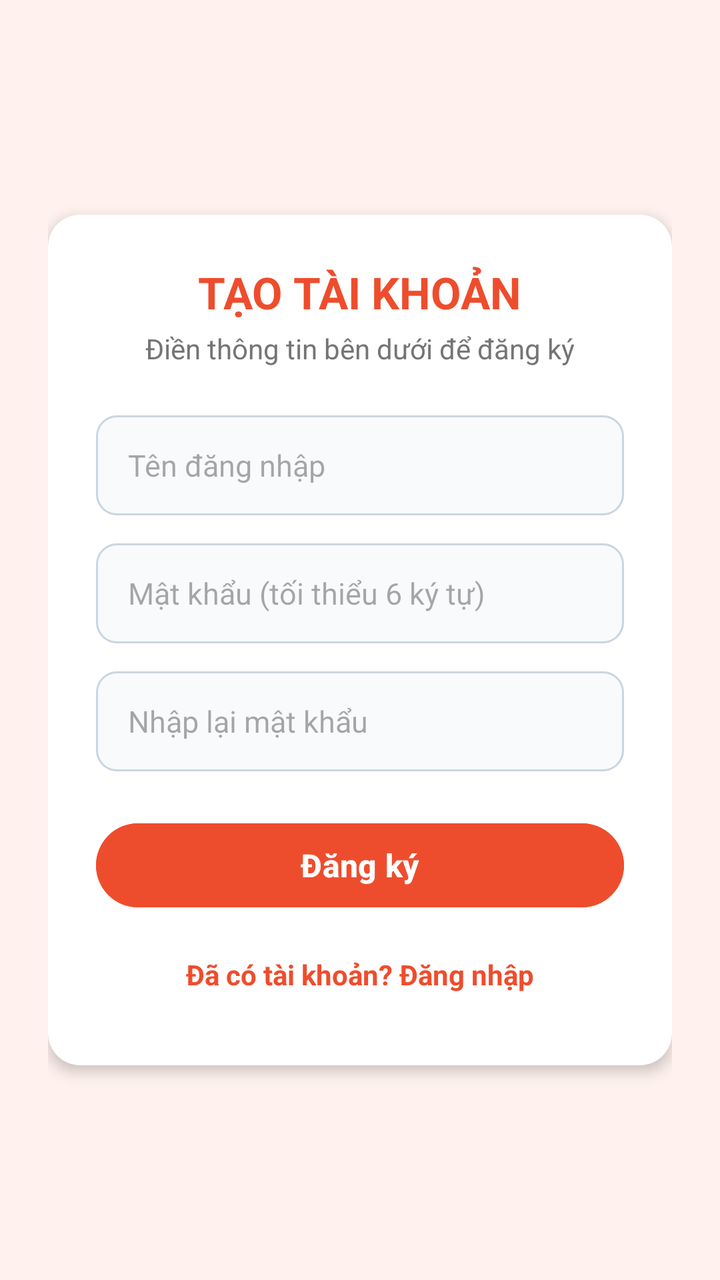
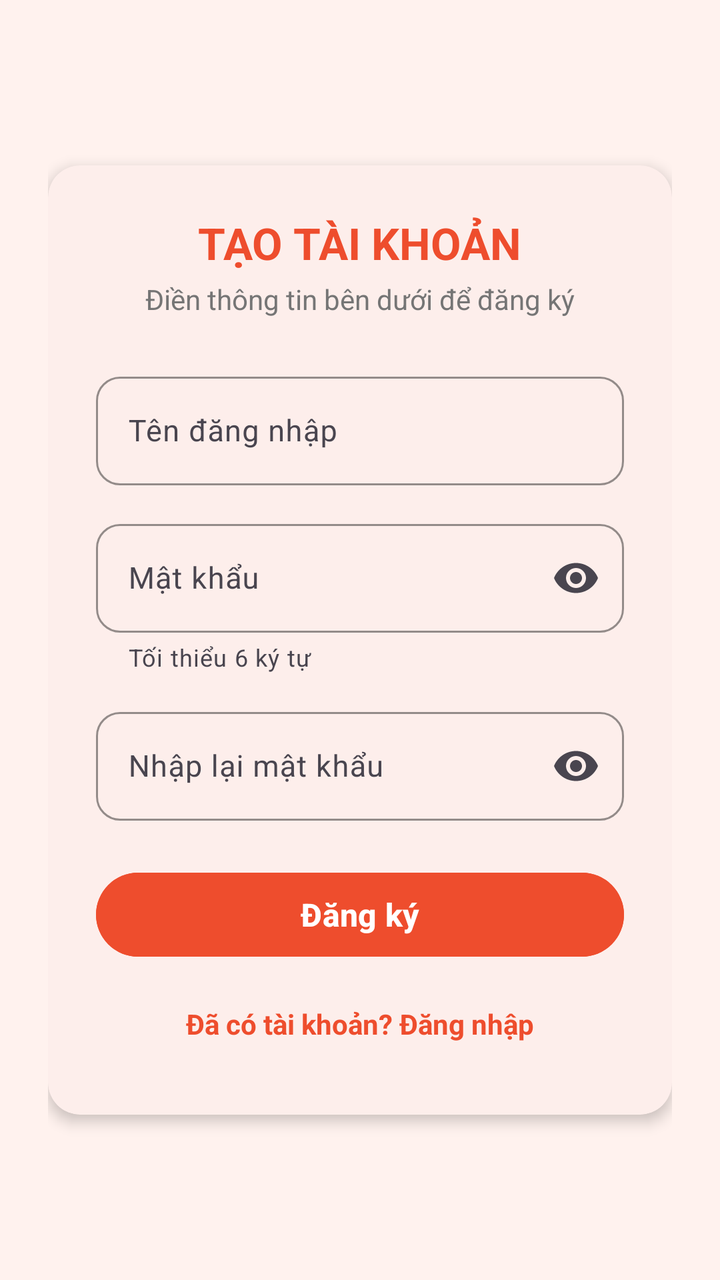

Compare the two renders of this Android layout. The source of the first and the diff that turns it into the second are given below.
<!-- AndroidManifest.xml: application theme Theme.LoginPage -->
<!-- res/layout/activity_register.xml -->
<?xml version="1.0" encoding="utf-8"?>
<LinearLayout xmlns:android="http://schemas.android.com/apk/res/android"
    xmlns:app="http://schemas.android.com/apk/res-auto"
    xmlns:tools="http://schemas.android.com/tools"
    android:id="@+id/main"
    android:layout_width="match_parent"
    android:layout_height="match_parent"
    android:orientation="vertical"
    android:gravity="center"
    android:background="#FFF2EE"
    android:padding="24dp"
    tools:context=".RegisterActivity">

    <androidx.cardview.widget.CardView
        android:layout_width="match_parent"
        android:layout_height="wrap_content"
        app:cardCornerRadius="16dp"
        app:cardElevation="4dp"
        app:cardBackgroundColor="#FFFFFF">

        <LinearLayout
            android:layout_width="match_parent"
            android:layout_height="wrap_content"
            android:orientation="vertical"
            android:gravity="center_horizontal"
            android:padding="24dp">

            <TextView
                android:layout_width="wrap_content"
                android:layout_height="wrap_content"
                android:text="TẠO TÀI KHOẢN"
                android:textSize="22sp"
                android:textStyle="bold"
                android:textColor="#EE4D2D" />

            <TextView
                android:layout_width="wrap_content"
                android:layout_height="wrap_content"
                android:text="Điền thông tin bên dưới để đăng ký"
                android:textSize="14sp"
                android:textColor="#757575"
                android:layout_marginTop="4dp"
                android:layout_marginBottom="24dp" />

            <EditText
                android:id="@+id/edtRegUsername"
                android:layout_width="match_parent"
                android:layout_height="50dp"
                android:background="@drawable/bg_input"
                android:hint="Tên đăng nhập"
                android:paddingHorizontal="16dp"
                android:inputType="text"
                android:textSize="15sp"
                android:layout_marginBottom="14dp" />

            <EditText
                android:id="@+id/edtRegPassword"
                android:layout_width="match_parent"
                android:layout_height="50dp"
                android:background="@drawable/bg_input"
                android:hint="Mật khẩu (tối thiểu 6 ký tự)"
                android:paddingHorizontal="16dp"
                android:inputType="textPassword"
                android:textSize="15sp"
                android:layout_marginBottom="14dp" />

            <EditText
                android:id="@+id/edtRegConfirm"
                android:layout_width="match_parent"
                android:layout_height="50dp"
                android:background="@drawable/bg_input"
                android:hint="Nhập lại mật khẩu"
                android:paddingHorizontal="16dp"
                android:inputType="textPassword"
                android:textSize="15sp"
                android:layout_marginBottom="22dp" />

            <Button
                android:id="@+id/btnRegister"
                android:layout_width="match_parent"
                android:layout_height="50dp"
                android:text="Đăng ký"
                android:textSize="16sp"
                android:textStyle="bold"
                android:textColor="#FFFFFF"
                android:backgroundTint="#EE4D2D" />

            <TextView
                android:id="@+id/tvBackLogin"
                android:layout_width="wrap_content"
                android:layout_height="wrap_content"
                android:text="Đã có tài khoản? Đăng nhập"
                android:textColor="#EE4D2D"
                android:textStyle="bold"
                android:padding="12dp"
                android:layout_marginTop="8dp" />

        </LinearLayout>
    </androidx.cardview.widget.CardView>

</LinearLayout>
<!-- resources referenced by this layout -->
<resources>
  <!-- drawable bg_input (drawable) -->
  <?xml version="1.0" encoding="utf-8"?>
  <shape xmlns:android="http://schemas.android.com/apk/res/android"
      android:shape="rectangle">
      <solid android:color="#F8FAFC" />
      <stroke
          android:width="1dp"
          android:color="#CBD5E1" />
      <corners android:radius="10dp" />
  </shape>
  <style name="Theme.LoginPage" parent="Base.Theme.LoginPage" />
  <style name="Base.Theme.LoginPage" parent="Theme.Material3.DayNight.NoActionBar">
          
          
      </style>
</resources>

<!-- the commit's change to res/layout/activity_register.xml (unified diff, before → after) -->
@@ -7,16 +7,16 @@
     android:layout_height="match_parent"
     android:orientation="vertical"
     android:gravity="center"
-    android:background="#FFF2EE"
+    android:background="@color/shopee_orange_light"
     android:padding="24dp"
-    tools:context=".RegisterActivity">
+    tools:context=".ui.auth.RegisterActivity">
 
-    <androidx.cardview.widget.CardView
+    <com.google.android.material.card.MaterialCardView style="@style/AppCard"
         android:layout_width="match_parent"
         android:layout_height="wrap_content"
         app:cardCornerRadius="16dp"
         app:cardElevation="4dp"
-        app:cardBackgroundColor="#FFFFFF">
+        app:cardBackgroundColor="@color/white">
 
         <LinearLayout
             android:layout_width="match_parent"
@@ -31,49 +31,73 @@
                 android:text="TẠO TÀI KHOẢN"
                 android:textSize="22sp"
                 android:textStyle="bold"
-                android:textColor="#EE4D2D" />
+                android:textColor="@color/shopee_orange" />
 
             <TextView
                 android:layout_width="wrap_content"
                 android:layout_height="wrap_content"
                 android:text="Điền thông tin bên dưới để đăng ký"
                 android:textSize="14sp"
-                android:textColor="#757575"
+                android:textColor="@color/text_secondary"
                 android:layout_marginTop="4dp"
                 android:layout_marginBottom="24dp" />
 
-            <EditText
-                android:id="@+id/edtRegUsername"
+            <com.google.android.material.textfield.TextInputLayout
+                android:id="@+id/usernameInputLayout"
+                style="@style/AuthTextInputLayout"
                 android:layout_width="match_parent"
-                android:layout_height="50dp"
-                android:background="@drawable/bg_input"
-                android:hint="Tên đăng nhập"
-                android:paddingHorizontal="16dp"
-                android:inputType="text"
-                android:textSize="15sp"
-                android:layout_marginBottom="14dp" />
+                android:layout_height="wrap_content"
+                android:layout_marginBottom="14dp"
+                android:hint="Tên đăng nhập">
 
-            <EditText
-                android:id="@+id/edtRegPassword"
+                <com.google.android.material.textfield.TextInputEditText
+                    android:id="@+id/edtRegUsername"
+                    android:layout_width="match_parent"
+                    android:layout_height="wrap_content"
+                    android:inputType="text"
+                    android:singleLine="true"
+                    android:textSize="15sp"
+                    android:autofillHints="username" />
+            </com.google.android.material.textfield.TextInputLayout>
+
+            <com.google.android.material.textfield.TextInputLayout
+                android:id="@+id/passwordInputLayout"
+                style="@style/AuthTextInputLayout"
                 android:layout_width="match_parent"
-                android:layout_height="50dp"
-                android:background="@drawable/bg_input"
-                android:hint="Mật khẩu (tối thiểu 6 ký tự)"
-                android:paddingHorizontal="16dp"
-                android:inputType="textPassword"
-                android:textSize="15sp"
-                android:layout_marginBottom="14dp" />
+                android:layout_height="wrap_content"
+                android:layout_marginBottom="14dp"
+                android:hint="Mật khẩu"
+                app:helperText="Tối thiểu 6 ký tự"
+                app:endIconMode="password_toggle">
 
-            <EditText
-                android:id="@+id/edtRegConfirm"
+                <com.google.android.material.textfield.TextInputEditText
+                    android:id="@+id/edtRegPassword"
+                    android:layout_width="match_parent"
+                    android:layout_height="wrap_content"
+                    android:inputType="textPassword"
+                    android:singleLine="true"
+                    android:textSize="15sp"
+                    android:autofillHints="newPassword" />
+            </com.google.android.material.textfield.TextInputLayout>
+
+            <com.google.android.material.textfield.TextInputLayout
+                android:id="@+id/confirmInputLayout"
+                style="@style/AuthTextInputLayout"
                 android:layout_width="match_parent"
-                android:layout_height="50dp"
-                android:background="@drawable/bg_input"
+                android:layout_height="wrap_content"
+                android:layout_marginBottom="22dp"
                 android:hint="Nhập lại mật khẩu"
-                android:paddingHorizontal="16dp"
-                android:inputType="textPassword"
-                android:textSize="15sp"
-                android:layout_marginBottom="22dp" />
+                app:endIconMode="password_toggle">
+
+                <com.google.android.material.textfield.TextInputEditText
+                    android:id="@+id/edtRegConfirm"
+                    android:layout_width="match_parent"
+                    android:layout_height="wrap_content"
+                    android:inputType="textPassword"
+                    android:singleLine="true"
+                    android:textSize="15sp"
+                    android:autofillHints="newPassword" />
+            </com.google.android.material.textfield.TextInputLayout>
 
             <Button
                 android:id="@+id/btnRegister"
@@ -82,20 +106,20 @@
                 android:text="Đăng ký"
                 android:textSize="16sp"
                 android:textStyle="bold"
-                android:textColor="#FFFFFF"
-                android:backgroundTint="#EE4D2D" />
+                android:textColor="@color/white"
+                android:backgroundTint="@color/shopee_orange" />
 
             <TextView
                 android:id="@+id/tvBackLogin"
                 android:layout_width="wrap_content"
                 android:layout_height="wrap_content"
                 android:text="Đã có tài khoản? Đăng nhập"
-                android:textColor="#EE4D2D"
+                android:textColor="@color/shopee_orange"
                 android:textStyle="bold"
                 android:padding="12dp"
                 android:layout_marginTop="8dp" />
 
         </LinearLayout>
-    </androidx.cardview.widget.CardView>
+    </com.google.android.material.card.MaterialCardView>
 
 </LinearLayout>
<!-- resource entries referenced after the edit -->
@@ -1,19 +1,28 @@
 <!-- resources referenced by this layout -->
 <resources>
-  <!-- drawable bg_input (drawable) -->
-  <?xml version="1.0" encoding="utf-8"?>
-  <shape xmlns:android="http://schemas.android.com/apk/res/android"
-      android:shape="rectangle">
-      <solid android:color="#F8FAFC" />
-      <stroke
-          android:width="1dp"
-          android:color="#CBD5E1" />
-      <corners android:radius="10dp" />
-  </shape>
+  <color name="shopee_orange">#EE4D2D</color>
+  <color name="shopee_orange_light">#FFF2EE</color>
+  <color name="text_secondary">#757575</color>
+  <color name="white">#FFFFFFFF</color>
+  <style name="AppCard" parent="Widget.Material3.CardView.Elevated">
+          <item name="cardBackgroundColor">@color/white</item>
+          <item name="cardCornerRadius">12dp</item>
+          <item name="cardElevation">2dp</item>
+      </style>
+  <style name="AuthTextInputLayout" parent="Widget.Material3.TextInputLayout.OutlinedBox">
+          <item name="boxStrokeColor">@color/shopee_orange</item>
+          <item name="boxCornerRadiusTopStart">12dp</item>
+          <item name="boxCornerRadiusTopEnd">12dp</item>
+          <item name="boxCornerRadiusBottomStart">12dp</item>
+          <item name="boxCornerRadiusBottomEnd">12dp</item>
+      </style>
   <style name="Theme.LoginPage" parent="Base.Theme.LoginPage" />
   <style name="Base.Theme.LoginPage" parent="Theme.Material3.DayNight.NoActionBar">
-          
-          
+          <item name="colorPrimary">@color/shopee_orange</item>
+          <item name="colorOnPrimary">@color/white</item>
+          <item name="colorSurface">@color/white</item>
+          <item name="colorOnSurface">@color/text_primary</item>
       </style>
+  <color name="text_primary">#222222</color>
 </resources>
 
